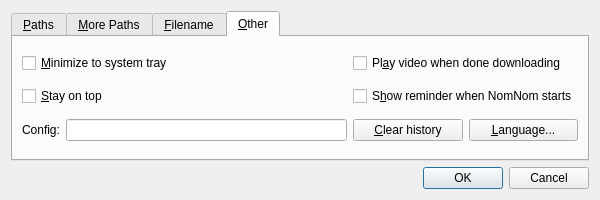
This is i/Preferences.ui in guendto/nomnom as Qt 5 draws it before an edit. The edited form follows.
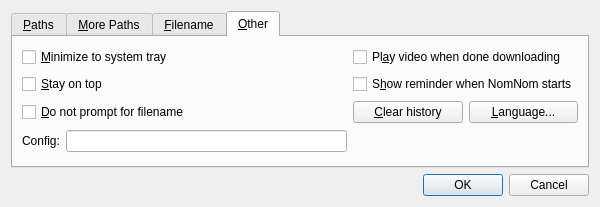
This is the edited form. The open tabs and pages were chosen to show the change.

Commit message: Preferences: add "do not prompt for filename"

```diff
--- a/i/Preferences.ui
+++ b/i/Preferences.ui
@@ -7,7 +7,7 @@
     <x>0</x>
     <y>0</y>
     <width>600</width>
-    <height>200</height>
+    <height>207</height>
    </rect>
   </property>
   <property name="windowTitle">
@@ -328,17 +328,10 @@
          </property>
         </widget>
        </item>
-       <item row="2" column="0">
-        <widget class="QLabel" name="label_9">
+       <item row="2" column="0" colspan="2">
+        <widget class="QCheckBox" name="dontPromptFilenameBox">
          <property name="text">
-          <string>Config:</string>
-         </property>
-        </widget>
-       </item>
-       <item row="2" column="1">
-        <widget class="QLineEdit" name="configEdit">
-         <property name="readOnly">
-          <bool>true</bool>
+          <string>&amp;Do not prompt for filename</string>
          </property>
         </widget>
        </item>
@@ -356,6 +349,20 @@
          </property>
         </widget>
        </item>
+       <item row="3" column="0">
+        <widget class="QLabel" name="label_9">
+         <property name="text">
+          <string>Config:</string>
+         </property>
+        </widget>
+       </item>
+       <item row="3" column="1">
+        <widget class="QLineEdit" name="configEdit">
+         <property name="readOnly">
+          <bool>true</bool>
+         </property>
+        </widget>
+       </item>
       </layout>
      </widget>
     </widget>
```
The commit also changes 3 other files.
